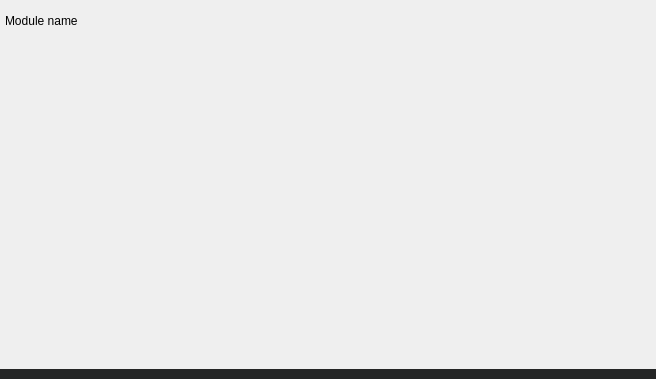
Bragaman/DragableDashboard, file dashboarditem.ui: the form before one commit.
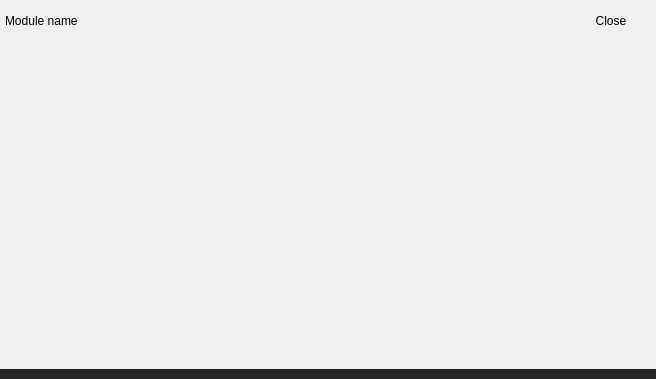
The form after the commit.

```diff
--- a/dashboarditem.ui
+++ b/dashboarditem.ui
@@ -107,6 +107,16 @@
         </property>
        </widget>
       </item>
+      <item>
+       <widget class="QPushButton" name="pushButton">
+        <property name="text">
+         <string>Close</string>
+        </property>
+        <property name="flat">
+         <bool>true</bool>
+        </property>
+       </widget>
+      </item>
      </layout>
     </widget>
    </item>
```
